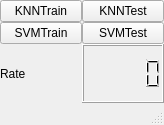
Before: the Qt Designer form src/mainwindow.ui in JackeyLea/HandWriting, drawn with Qt 5.
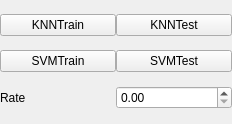
After: the same form once the commit is applied.

Diff of the .ui file:
```diff
--- a/src/mainwindow.ui
+++ b/src/mainwindow.ui
@@ -6,8 +6,8 @@
    <rect>
     <x>0</x>
     <y>0</y>
-    <width>164</width>
-    <height>125</height>
+    <width>232</width>
+    <height>124</height>
    </rect>
   </property>
   <property name="windowTitle">
@@ -66,7 +66,7 @@
      </widget>
     </item>
     <item row="2" column="2" colspan="2">
-     <widget class="QLCDNumber" name="lcdNumber"/>
+     <widget class="QDoubleSpinBox" name="doubleSpinBox"/>
     </item>
    </layout>
   </widget>
@@ -80,7 +80,6 @@
     </rect>
    </property>
   </widget>
-  <widget class="QStatusBar" name="statusBar"/>
  </widget>
  <layoutdefault spacing="6" margin="11"/>
  <resources/>
```
Left out of the diff: 4 changed lines with no effect on the pictures.
